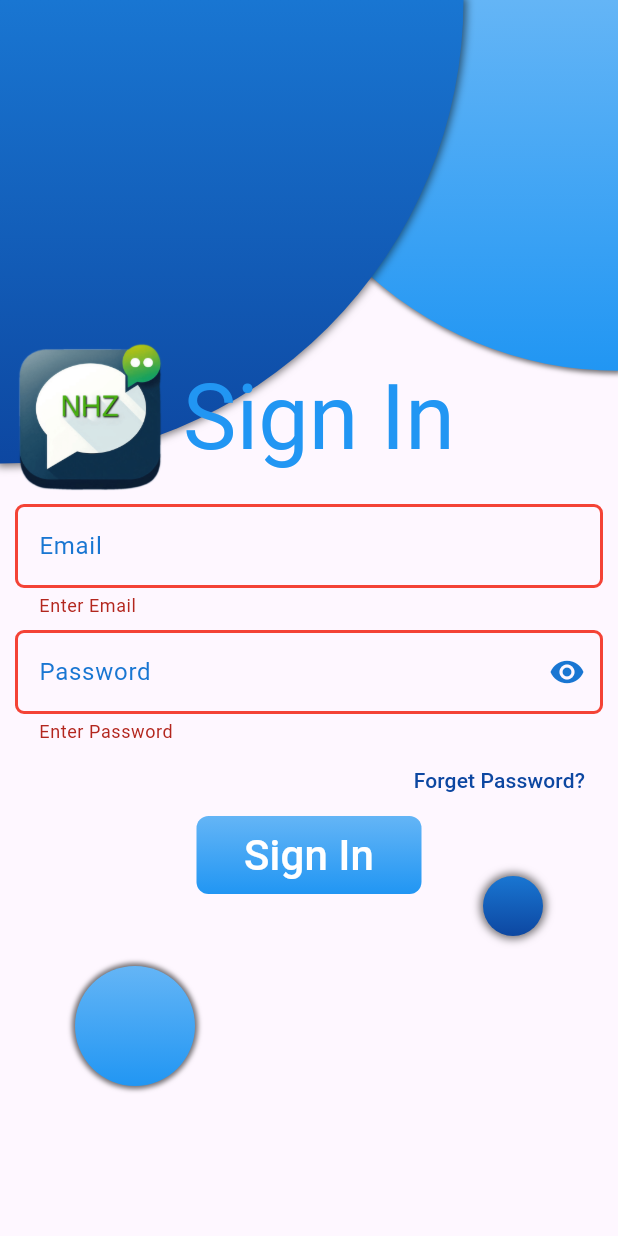
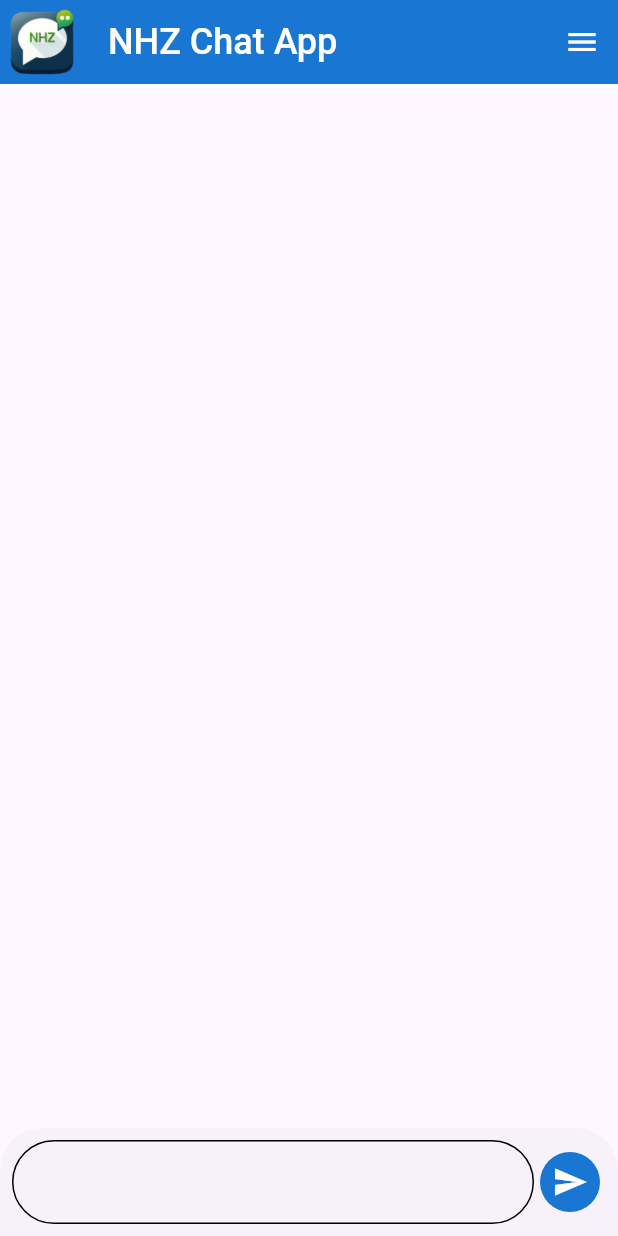
Before and after one commit to saefoclash1997/NHZ-Chat, a Flutter app: the SignInScreen screen opened directly, after a tap on "Sign In", on a phone screen of 412 x 824 dp. Run offline on Flutter 3.47's test engine with Material 3 defaults, Android fonts, the phone set to English and light mode, and no system bars; drawn by our look-alikes of animated_text_kit; our stand-ins replace flutter_spinkit; Roboto replaces fonts that are missing (times).

Commit message:
finishing some stuff

```diff
--- a/lib/main.dart
+++ b/lib/main.dart
@@ -1,5 +1,4 @@
 import 'package:flutter/material.dart';
-import 'package:nhz_chat/screens/signin_screen.dart';
 import 'package:nhz_chat/screens/welcome_screen.dart';
 
 void main() {
--- /dev/null
+++ b/lib/screens/chat_screen.dart
@@ -0,0 +1,71 @@
+import 'package:flutter/material.dart';
+import 'package:nhz_chat/constants.dart';
+
+import '../components/custom_drawer.dart';
+
+class ChatScreen extends StatelessWidget {
+  const ChatScreen({super.key});
+
+  @override
+  Widget build(BuildContext context) {
+    return Scaffold(
+      appBar: AppBar(
+        leading:  Padding(
+          padding: const EdgeInsets.all(6.0),
+          child: Hero(
+            tag: "imageHero",
+            child: Image.asset(
+              "assets/images/app_icon.png",
+
+            ),
+          ),
+        ),
+        iconTheme: IconThemeData(
+          color: Colors.white
+        ),
+        backgroundColor: kDarkBlue1,
+        title: Text("NHZ Chat App"),
+        titleTextStyle: TextStyle(
+          color: Colors.white,
+          fontSize: 24.0,
+          fontWeight: FontWeight.w500,
+          fontFamily: "times"
+        ),
+
+      ),
+      endDrawer: CustomDrawer(),
+      bottomSheet: Padding(
+        padding: const EdgeInsets.all(8.0),
+        child: Row(
+          children: [
+            Expanded(
+              child: TextField(
+                maxLines: 5,
+                minLines: 1,
+                decoration: InputDecoration(
+                  enabledBorder: OutlineInputBorder(
+                    borderRadius: BorderRadius.circular(40)
+                  ),
+                  focusedBorder: OutlineInputBorder(
+                      borderRadius: BorderRadius.circular(40)
+                  ),
+                ),
+              ),
+            ),
+            IconButton(onPressed: (){}, icon: Icon(Icons.send),
+              color: Colors.white,
+
+              style: ButtonStyle(
+
+                backgroundColor: WidgetStateProperty.all(kDarkBlue1),
+              ),
+
+
+            )
+          ],
+        ),
+      ),
+
+    );
+  }
+}
--- a/lib/screens/signin_screen.dart
+++ b/lib/screens/signin_screen.dart
@@ -1,5 +1,7 @@
 import 'package:flutter/material.dart';
 import 'package:nhz_chat/components/background_decoration.dart';
+import 'package:nhz_chat/components/loading_screen.dart';
+import 'package:nhz_chat/screens/chat_screen.dart';
 import '../components/custom_text_form_field.dart';
 import '../constants.dart';
 import '../components/custom_button.dart';
@@ -9,19 +11,24 @@ import 'forget_password_screen.dart';
 
 class SignInScreen extends StatelessWidget {
   SignInScreen({super.key});
+  bool isLoading = false;
 
   TextEditingController emailController = TextEditingController();
   TextEditingController passwordController = TextEditingController();
   final _formKey = GlobalKey<FormState>();
   signIn() {
+    isLoading = true;
     if (_formKey.currentState!.validate()) {
       print(emailController.text.trim());
     }
+
+    isLoading = false;
+
   }
 
   @override
   Widget build(BuildContext context) {
-    return Scaffold(
+    return isLoading ? LoadingScreen() : Scaffold(
       body: Form(
         key: _formKey,
         child: BackgroundDecoration(
@@ -113,7 +120,8 @@ class SignInScreen extends StatelessWidget {
                   child: CustomButton(
                     title: "Sign In",
                     onPressed: () {
-                      signIn();
+                      Navigator.push(context, MaterialPageRoute(builder: (context)=>ChatScreen()));
+                    //  signIn();
                     },
                   ),
                 ),
```
Also changed, not shown: lib/components/custom_drawer.dart (added, +40 -0 lines), lib/components/loading_screen.dart (added, +28 -0 lines), pubspec.yaml (+3 -52 lines), pubspec.lock.
